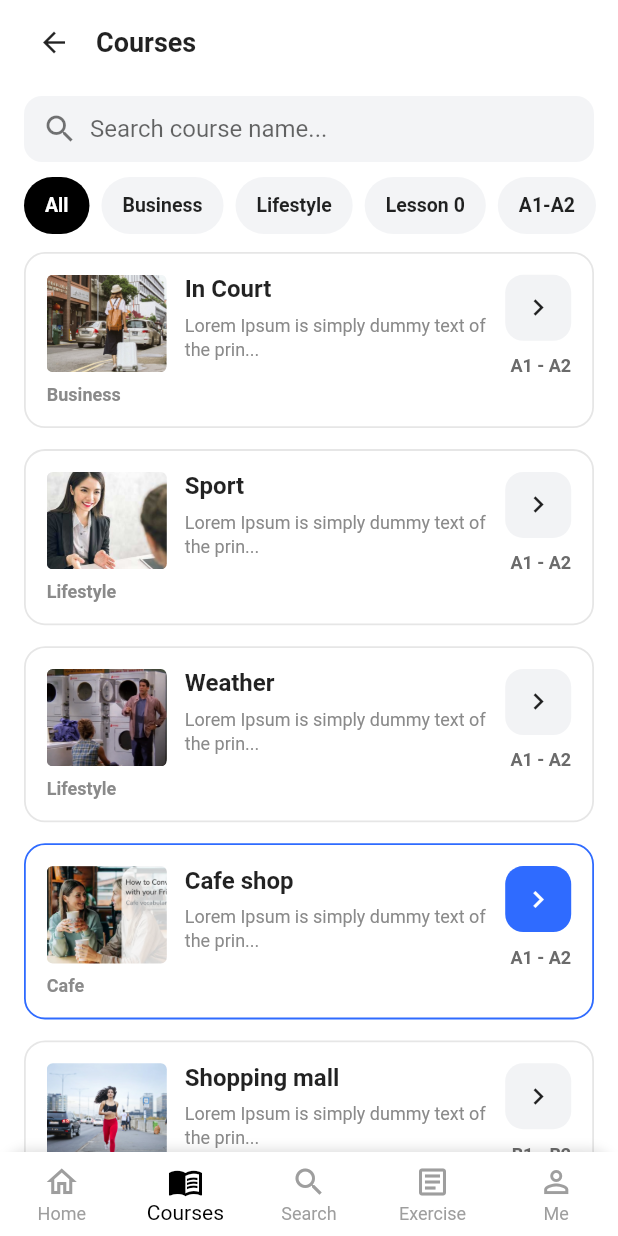
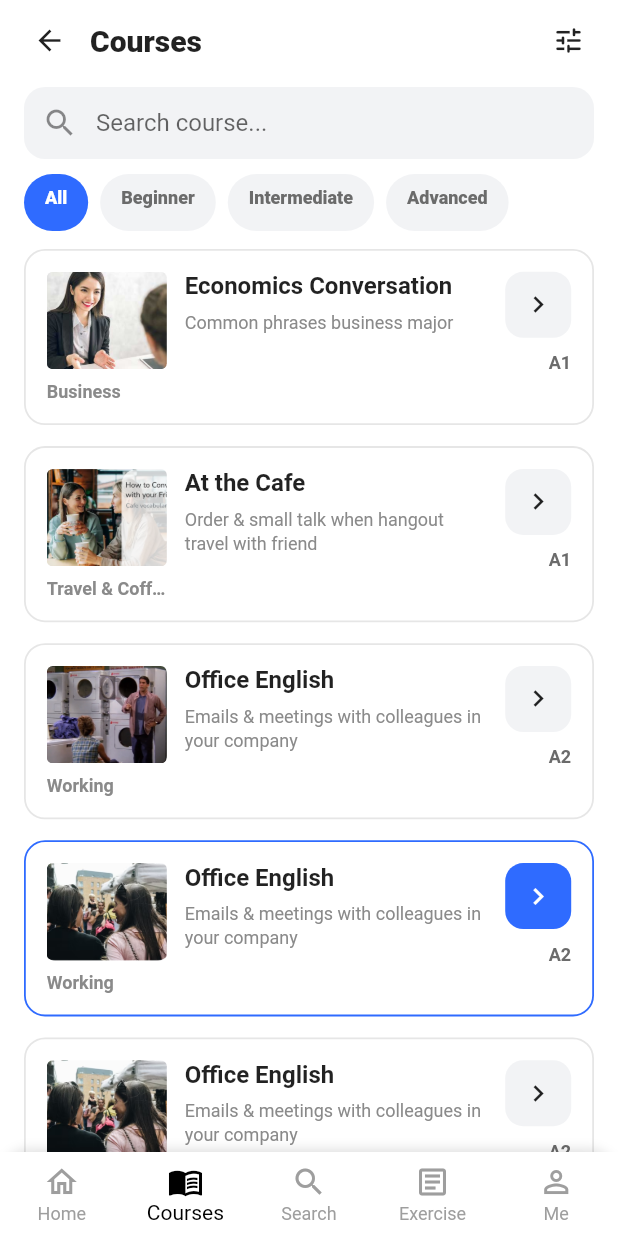
Before and after one commit to DinhHieu2004/study_e_flutter, a Flutter app: the screen it shows after launch, item 2 of the bottom bar chosen, on a phone screen of 412 x 824 dp. Run offline on Flutter 3.47's test engine with Material 3 defaults, Android fonts, the light colour scheme and no system bars; our stand-ins replace flutter_riverpod.

Commit message:
refactor: divide code into widgets folder

```diff
--- a/lib/pages/courses_page.dart
+++ b/lib/pages/courses_page.dart
@@ -1,6 +1,10 @@
 import 'package:flutter/material.dart';
-import '../../widgets/courses/course_list_item.dart';
-import '../pages/lesson_list_page.dart';
+import 'package:flutter_application_1/pages/lesson_list_page.dart';
+import 'package:flutter_application_1/widgets/courses/course_list_item.dart';
+import '../widgets/courses/course_list_view.dart';
+import '../widgets/courses/courses_filter_chips.dart';
+import '../widgets/courses/courses_search_bar.dart';
+import '../widgets/courses/courses_top_bar.dart';
 
 class CoursesPage extends StatefulWidget {
   final VoidCallback? onClose;
@@ -12,170 +16,155 @@ class CoursesPage extends StatefulWidget {
 }
 
 class _CoursesPageState extends State<CoursesPage> {
-  final TextEditingController _searchController = TextEditingController();
-
-  String _query = "";
+  final _searchCtl = TextEditingController();
   int _selectedChip = 0;
 
-  final List<_CourseData> _allCourses = const [
-    _CourseData(
-      imagePath: "assets/imgs/lifestyle.png",
+  final List<String> _chips = const ["All", "Beginner", "Intermediate", "Advanced"];
+
+  late final List<CourseVm> _allCourses = [
+    const CourseVm(
+      imagePath: "assets/imgs/business.png",
       topic: "Business",
-      title: "In Court",
-      description: "Lorem Ipsum is simply dummy text of the prin...",
-      level: "A1 - A2",
+      title: "Economics Conversation",
+      description: "Common phrases business major",
+      level: "A1",
+      lessonCount: 6,
       status: CourseCardStatus.normal,
+      actionIcon: Icons.chevron_right,
+    ),
+    const CourseVm(
+      imagePath: "assets/imgs/cafe.png",
+      topic: "Travel & Coffee",
+      title: "At the Cafe",
+      description: "Order & small talk when hangout travel with friend",
+      level: "A1",
+      lessonCount: 5,
+      status: CourseCardStatus.normal,
+      actionIcon: Icons.chevron_right,
+    ),
+    const CourseVm(
+      imagePath: "assets/imgs/film.png",
+      topic: "Working",
+      title: "Office English",
+      description: "Emails & meetings with colleagues in your company",
+      level: "A2",
       lessonCount: 4,
+      status: CourseCardStatus.normal,
+      actionIcon: Icons.chevron_right,
     ),
-    _CourseData(
-      imagePath: "assets/imgs/business.png",
-      topic: "Lifestyle",
-      title: "Sport",
-      description: "Lorem Ipsum is simply dummy text of the prin...",
-      level: "A1 - A2",
+    const CourseVm(
+      imagePath: "assets/imgs/friend.png",
+      topic: "Working",
+      title: "Office English",
+      description: "Emails & meetings with colleagues in your company",
+      level: "A2",
+      lessonCount: 4,
+      status: CourseCardStatus.activePrimary,
+      actionIcon: Icons.chevron_right,
+    ),
+    const CourseVm(
+      imagePath: "assets/imgs/friend.png",
+      topic: "Working",
+      title: "Office English",
+      description: "Emails & meetings with colleagues in your company",
+      level: "A2",
+      lessonCount: 4,
       status: CourseCardStatus.normal,
-      lessonCount: 5,
+      actionIcon: Icons.chevron_right,
     ),
-    _CourseData(
+    const CourseVm(
       imagePath: "assets/imgs/film.png",
-      topic: "Lifestyle",
-      title: "Weather",
-      description: "Lorem Ipsum is simply dummy text of the prin...",
-      level: "A1 - A2",
-      status: CourseCardStatus.normal,
+      topic: "Working",
+      title: "Office English",
+      description: "Emails & meetings with colleagues in your company",
+      level: "A2",
       lessonCount: 4,
+      status: CourseCardStatus.activeSecondary,
+      actionIcon: Icons.chevron_right,
     ),
-    _CourseData(
-      imagePath: "assets/imgs/cafe.png",
-      topic: "Cafe",
-      title: "Cafe shop",
-      description: "Lorem Ipsum is simply dummy text of the prin...",
-      level: "A1 - A2",
-      status: CourseCardStatus.activePrimary,
-      lessonCount: 3,
-    ),
-    _CourseData(
-      imagePath: "assets/imgs/hangout.png",
-      topic: "Hangout",
-      title: "Shopping mall",
-      description: "Lorem Ipsum is simply dummy text of the prin...",
-      level: "B1 - B2",
-      status: CourseCardStatus.normal,
-      lessonCount: 5,
-    ),
-    _CourseData(
-      imagePath: "assets/imgs/music.png",
-      topic: "Music",
-      title: "Relaxing",
-      description: "Lorem Ipsum is simply dummy text of the prin...",
-      level: "C1 - C2",
-      status: CourseCardStatus.activeSecondary,
-      lessonCount: 4,
-    ),
-  ];
-
-  final List<String> _chips = const [
-    "All",
-    "Business",
-    "Lifestyle",
-    "Lesson 0",
-    "A1-A2",
   ];
 
   @override
   void dispose() {
-    _searchController.dispose();
+    _searchCtl.dispose();
     super.dispose();
   }
 
-  List<_CourseData> get _filteredCourses {
-    final q = _query.trim().toLowerCase();
+  List<CourseVm> _filterCourses() {
+    final q = _searchCtl.text.trim().toLowerCase();
 
-    return _allCourses.where((c) {
-      final chip = _chips[_selectedChip];
-      final bool passChip = switch (chip) {
-        "All" => true,
-        "A1-A2" => c.level.toLowerCase().contains("a1"),
-        _ => c.topic.toLowerCase() == chip.toLowerCase(),
-      };
+    bool matchChip(CourseVm c) {
+      if (_selectedChip == 0) return true; // All
+      final label = _chips[_selectedChip].toLowerCase();
+      if (label == "beginner") return c.level.toLowerCase().startsWith("a");
+      if (label == "intermediate") return c.level.toLowerCase().startsWith("b");
+      if (label == "advanced") return c.level.toLowerCase().startsWith("c");
+      return true;
+    }
 
-      final bool passQuery = q.isEmpty
-          ? true
-          : c.title.toLowerCase().contains(q);
+    bool matchQuery(CourseVm c) {
+      if (q.isEmpty) return true;
+      return c.title.toLowerCase().contains(q) ||
+          c.topic.toLowerCase().contains(q) ||
+          c.description.toLowerCase().contains(q) ||
+          c.level.toLowerCase().contains(q);
+    }
 
-      return passChip && passQuery;
-    }).toList();
+    return _allCourses.where((c) => matchChip(c) && matchQuery(c)).toList();
+  }
+
+  void _openCourse(CourseVm c) {
+    Navigator.push(
+      context,
+      MaterialPageRoute(
+        builder: (_) => LessonListPage(
+          courseTitle: c.title,
+          courseLevel: c.level,
+          courseImageAsset: c.imagePath,
+          totalLessons: c.lessonCount,
+          doneLessons: 0,
+          estMinutes: c.lessonCount * 7,
+        ),
+      ),
+    );
   }
 
   @override
   Widget build(BuildContext context) {
-    final courses = _filteredCourses;
+    final courses = _filterCourses();
 
     return Scaffold(
       backgroundColor: Colors.white,
       body: SafeArea(
         child: Column(
           children: [
-            _buildTopBar(),
+            CoursesTopBar(onClose: widget.onClose, title: "Courses"),
             const SizedBox(height: 8),
 
             Padding(
               padding: const EdgeInsets.symmetric(horizontal: 16),
-              child: _buildSearchBar(),
+              child: CoursesSearchBar(
+                controller: _searchCtl,
+                onChanged: (_) => setState(() {}),
+                onClear: () {
+                  _searchCtl.clear();
+                  setState(() {});
+                },
+              ),
             ),
             const SizedBox(height: 10),
 
-            SizedBox(
-              height: 38,
-              child: ListView.separated(
-                padding: const EdgeInsets.symmetric(horizontal: 16),
-                scrollDirection: Axis.horizontal,
-                itemCount: _chips.length,
-                separatorBuilder: (_, __) => const SizedBox(width: 8),
-                itemBuilder: (context, index) {
-                  final selected = index == _selectedChip;
-                  return _FilterChip(
-                    label: _chips[index],
-                    selected: selected,
-                    onTap: () => setState(() => _selectedChip = index),
-                  );
-                },
-              ),
+            CoursesFilterChips(
+              chips: _chips,
+              selectedIndex: _selectedChip,
+              onSelected: (i) => setState(() => _selectedChip = i),
             ),
             const SizedBox(height: 12),
 
             Expanded(
-              child: ListView.separated(
-                padding: const EdgeInsets.symmetric(horizontal: 16),
-                itemCount: courses.length,
-                separatorBuilder: (_, __) => const SizedBox(height: 14),
-                itemBuilder: (context, i) {
-                  final c = courses[i];
-                  return CourseListItem(
-                    imagePath: c.imagePath,
-                    topic: c.topic,
-                    title: c.title,
-                    description: c.description,
-                    level: c.level,
-                    status: c.status,
-                    actionIcon: c.actionIcon,
-                    onTap: () {
-                      Navigator.push(
-                        context,
-                        MaterialPageRoute(
-                          builder: (_) => const LessonListPage(
-                            courseTitle: "In Court",
-                            courseLevel: "A1-A2",
-                            courseImageAsset: "assets/imgs/lifestyle.png",
-                            totalLessons: 6,
-                            doneLessons: 4,
-                            estMinutes: 120,
-                          ),
-                        ),
-                      );
-                    },
-                  );
-                },
+              child: CourseListView(
+                courses: courses,
+                onCourseTap: _openCourse,
               ),
             ),
           ],
@@ -183,124 +172,4 @@ class _CoursesPageState extends State<CoursesPage> {
       ),
     );
   }
-
-  Widget _buildTopBar() {
-    return Container(
-      height: 56,
-      padding: const EdgeInsets.symmetric(horizontal: 16),
-      child: Row(
-        crossAxisAlignment: CrossAxisAlignment.center,
-        children: [
-          InkWell(
-            borderRadius: BorderRadius.circular(20),
-            onTap: widget.onClose,
-            child: const SizedBox(
-              width: 40,
-              height: 40,
-              child: Icon(Icons.arrow_back, size: 22),
-            ),
-          ),
-          const SizedBox(width: 8),
-          const Text(
-            "Courses",
-            style: TextStyle(fontSize: 18, fontWeight: FontWeight.w700),
-          ),
-        ],
-      ),
-    );
-  }
-
-  Widget _buildSearchBar() {
-    return Container(
-      height: 44,
-      padding: const EdgeInsets.symmetric(horizontal: 12),
-      decoration: BoxDecoration(
-        color: const Color(0xFFF3F4F6),
-        borderRadius: BorderRadius.circular(12),
-      ),
-      child: Row(
-        children: [
-          const Icon(Icons.search, color: Colors.black54),
-          const SizedBox(width: 8),
-          Expanded(
-            child: TextField(
-              controller: _searchController,
-              onChanged: (v) => setState(() => _query = v),
-              decoration: const InputDecoration(
-                hintText: "Search course name...",
-                border: InputBorder.none,
-                isDense: true,
-              ),
-            ),
-          ),
-          if (_query.isNotEmpty)
-            InkWell(
-              onTap: () {
-                _searchController.clear();
-                setState(() => _query = "");
-              },
-              child: const Icon(Icons.close, size: 18, color: Colors.black54),
-            ),
-        ],
-      ),
-    );
-  }
 }
-
-class _FilterChip extends StatelessWidget {
-  final String label;
-  final bool selected;
-  final VoidCallback onTap;
-
-  const _FilterChip({
-    required this.label,
-    required this.selected,
-    required this.onTap,
-  });
-
-  @override
-  Widget build(BuildContext context) {
-    return InkWell(
-      borderRadius: BorderRadius.circular(20),
-      onTap: onTap,
-      child: Container(
-        padding: const EdgeInsets.symmetric(horizontal: 14),
-        alignment: Alignment.center,
-        decoration: BoxDecoration(
-          color: selected ? Colors.black : const Color(0xFFF3F4F6),
-          borderRadius: BorderRadius.circular(20),
-        ),
-        child: Text(
-          label,
-          style: TextStyle(
-            fontSize: 13,
-            fontWeight: FontWeight.w600,
-            color: selected ? Colors.white : Colors.black87,
-          ),
-        ),
-      ),
-    );
-  }
-}
-
-class _CourseData {
-  final String imagePath;
-  final String topic;
-  final String title;
-  final String description;
-  final String level;
-  final IconData actionIcon;
-  final CourseCardStatus status;
-  final int lessonCount;
-
-  const _CourseData({
-    required this.imagePath,
-    required this.topic,
-    required this.title,
-    required this.description,
-    required this.level,
-    required this.lessonCount,
-    this.actionIcon = Icons.chevron_right,
-    this.status = CourseCardStatus.normal,
-  });
-}
--- /dev/null
+++ b/lib/widgets/courses/course_empty_state.dart
@@ -0,0 +1,39 @@
+import 'package:flutter/material.dart';
+
+class CourseEmptyState extends StatelessWidget {
+  final String title;
+  final String subtitle;
+
+  const CourseEmptyState({
+    super.key,
+    this.title = "No courses found",
+    this.subtitle = "Try another keyword or filter.",
+  });
+
+  @override
+  Widget build(BuildContext context) {
+    return Center(
+      child: Padding(
+        padding: const EdgeInsets.symmetric(horizontal: 24),
+        child: Column(
+          mainAxisAlignment: MainAxisAlignment.center,
+          children: [
+            const Icon(Icons.search_off_rounded, size: 46, color: Color(0xFF9AA0A6)),
+            const SizedBox(height: 10),
+            Text(
+              title,
+              textAlign: TextAlign.center,
+              style: const TextStyle(fontSize: 16, fontWeight: FontWeight.w800),
+            ),
+            const SizedBox(height: 6),
+            Text(
+              subtitle,
+              textAlign: TextAlign.center,
+              style: const TextStyle(fontSize: 13, color: Color(0xFF6B6B6B), height: 1.3),
+            ),
+          ],
+        ),
+      ),
+    );
+  }
+}
--- a/lib/widgets/courses/course_list_item.dart
+++ b/lib/widgets/courses/course_list_item.dart
@@ -1,6 +1,10 @@
 import 'package:flutter/material.dart';
 
-enum CourseCardStatus { normal, activePrimary, activeSecondary }
+enum CourseCardStatus {
+  normal,
+  activePrimary,
+  activeSecondary,
+}
 
 class CourseListItem extends StatelessWidget {
   final String imagePath;
--- /dev/null
+++ b/lib/widgets/courses/course_list_view.dart
@@ -0,0 +1,61 @@
+import 'package:flutter/material.dart';
+import 'package:flutter_application_1/widgets/courses/course_list_item.dart';
+import 'course_empty_state.dart';
+
+class CourseVm {
+  final String imagePath;
+  final String topic;
+  final String title;
+  final String description;
+  final String level;
+  final int lessonCount;
+
+  final CourseCardStatus status;
+  final IconData actionIcon;
+
+  const CourseVm({
+    required this.imagePath,
+    required this.topic,
+    required this.title,
+    required this.description,
+    required this.level,
+    required this.lessonCount,
+    this.status = CourseCardStatus.normal,
+    this.actionIcon = Icons.chevron_right,
+  });
+}
+
+class CourseListView extends StatelessWidget {
+  final List<CourseVm> courses;
+  final ValueChanged<CourseVm> onCourseTap;
+
+  const CourseListView({
+    super.key,
+    required this.courses,
+    required this.onCourseTap,
+  });
+
+  @override
+  Widget build(BuildContext context) {
+    if (courses.isEmpty) return const CourseEmptyState();
+
+    return ListView.separated(
+      padding: const EdgeInsets.symmetric(horizontal: 16),
+      itemCount: courses.length,
+      separatorBuilder: (_, __) => const SizedBox(height: 14),
+      itemBuilder: (context, i) {
+        final c = courses[i];
+        return CourseListItem(
+          imagePath: c.imagePath,
+          topic: c.topic,
+          title: c.title,
+          description: c.description,
+          level: c.level,
+          status: c.status,
+          actionIcon: c.actionIcon,
+          onTap: () => onCourseTap(c),
+        );
+      },
+    );
+  }
+}
--- /dev/null
+++ b/lib/widgets/courses/courses_filter_chips.dart
@@ -0,0 +1,70 @@
+import 'package:flutter/material.dart';
+
+class CoursesFilterChips extends StatelessWidget {
+  final List<String> chips;
+  final int selectedIndex;
+  final ValueChanged<int> onSelected;
+
+  const CoursesFilterChips({
+    super.key,
+    required this.chips,
+    required this.selectedIndex,
+    required this.onSelected,
+  });
+
+  @override
+  Widget build(BuildContext context) {
+    return SizedBox(
+      height: 38,
+      child: ListView.separated(
+        padding: const EdgeInsets.symmetric(horizontal: 16),
+        scrollDirection: Axis.horizontal,
+        itemCount: chips.length,
+        separatorBuilder: (_, __) => const SizedBox(width: 8),
+        itemBuilder: (context, index) {
+          final selected = index == selectedIndex;
+          return _FilterChip(
+            label: chips[index],
+            selected: selected,
+            onTap: () => onSelected(index),
+          );
+        },
+      ),
+    );
+  }
+}
+
+class _FilterChip extends StatelessWidget {
+  final String label;
+  final bool selected;
+  final VoidCallback onTap;
+
+  const _FilterChip({
+    required this.label,
+    required this.selected,
+    required this.onTap,
+  });
+
+  @override
+  Widget build(BuildContext context) {
+    return InkWell(
+      borderRadius: BorderRadius.circular(999),
+      onTap: onTap,
+      child: Container(
+        padding: const EdgeInsets.symmetric(horizontal: 14, vertical: 9),
+        decoration: BoxDecoration(
+          color: selected ? const Color(0xFF2F6BFF) : const Color(0xFFF2F3F5),
+          borderRadius: BorderRadius.circular(999),
+        ),
+        child: Text(
+          label,
+          style: TextStyle(
+            fontSize: 12,
+            fontWeight: FontWeight.w800,
+            color: selected ? Colors.white : const Color(0xFF6B6B6B),
+          ),
+        ),
+      ),
+    );
+  }
+}
--- /dev/null
+++ b/lib/widgets/courses/courses_search_bar.dart
@@ -0,0 +1,41 @@
+import 'package:flutter/material.dart';
+
+class CoursesSearchBar extends StatelessWidget {
+  final TextEditingController controller;
+  final ValueChanged<String>? onChanged;
+  final VoidCallback? onClear;
+  final String hintText;
+
+  const CoursesSearchBar({
+    super.key,
+    required this.controller,
+    this.onChanged,
+    this.onClear,
+    this.hintText = "Search course...",
+  });
+
+  @override
+  Widget build(BuildContext context) {
+    return TextField(
+      controller: controller,
+      onChanged: onChanged,
+      decoration: InputDecoration(
+        hintText: hintText,
+        prefixIcon: const Icon(Icons.search),
+        suffixIcon: controller.text.isEmpty
+            ? null
+            : IconButton(
+                onPressed: onClear,
+                icon: const Icon(Icons.close),
+              ),
+        filled: true,
+        fillColor: const Color(0xFFF2F3F5),
+        contentPadding: const EdgeInsets.symmetric(vertical: 12),
+        border: OutlineInputBorder(
+          borderRadius: BorderRadius.circular(14),
+          borderSide: BorderSide.none,
+        ),
+      ),
+    );
+  }
+}
--- /dev/null
+++ b/lib/widgets/courses/courses_top_bar.dart
@@ -0,0 +1,50 @@
+import 'package:flutter/material.dart';
+
+class CoursesTopBar extends StatelessWidget {
+  final VoidCallback? onClose;
+  final String title;
+
+  const CoursesTopBar({
+    super.key,
+    this.onClose,
+    this.title = "Courses",
+  });
+
+  @override
+  Widget build(BuildContext context) {
+    return Padding(
+      padding: const EdgeInsets.fromLTRB(16, 10, 16, 6),
+      child: Row(
+        children: [
+          InkWell(
+            borderRadius: BorderRadius.circular(12),
+            onTap: onClose ?? () => Navigator.pop(context),
+            child: const Padding(
+              padding: EdgeInsets.all(6),
+              child: Icon(Icons.arrow_back, size: 22),
+            ),
+          ),
+          const SizedBox(width: 10),
+          Expanded(
+            child: Text(
+              title,
+              style: const TextStyle(
+                fontSize: 20,
+                fontWeight: FontWeight.w800,
+              ),
+            ),
+          ),
+          InkWell(
+            borderRadius: BorderRadius.circular(12),
+            onTap: () {
+            },
+            child: const Padding(
+              padding: EdgeInsets.all(6),
+              child: Icon(Icons.tune_rounded, size: 22),
+            ),
+          ),
+        ],
+      ),
+    );
+  }
+}
```
